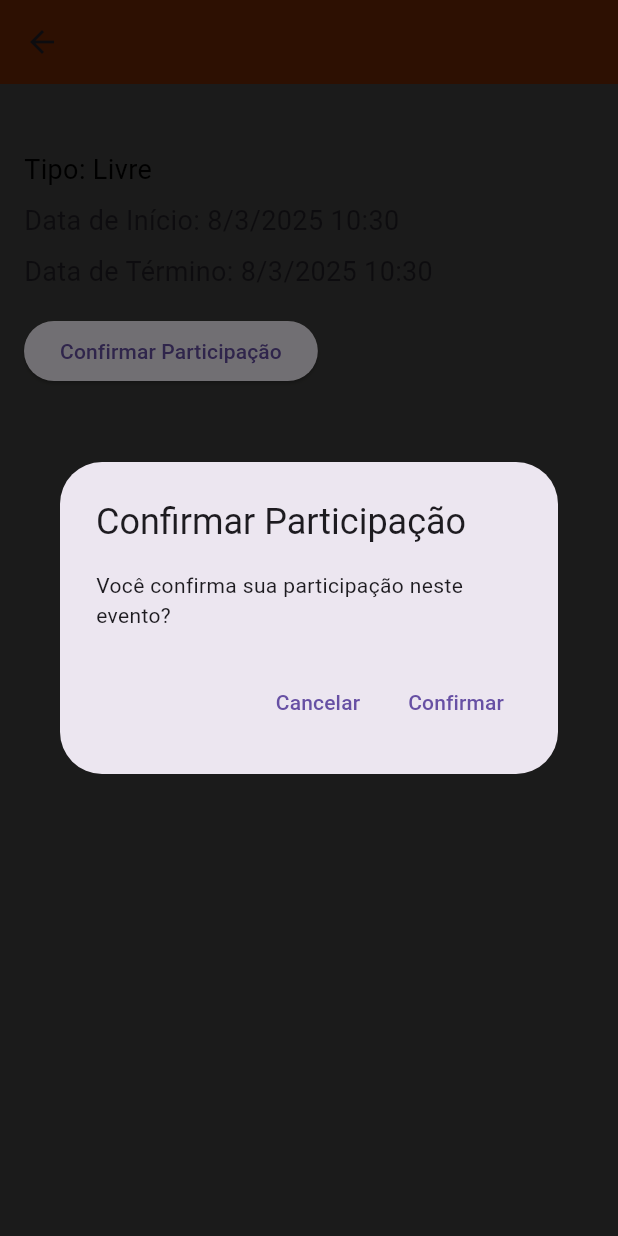
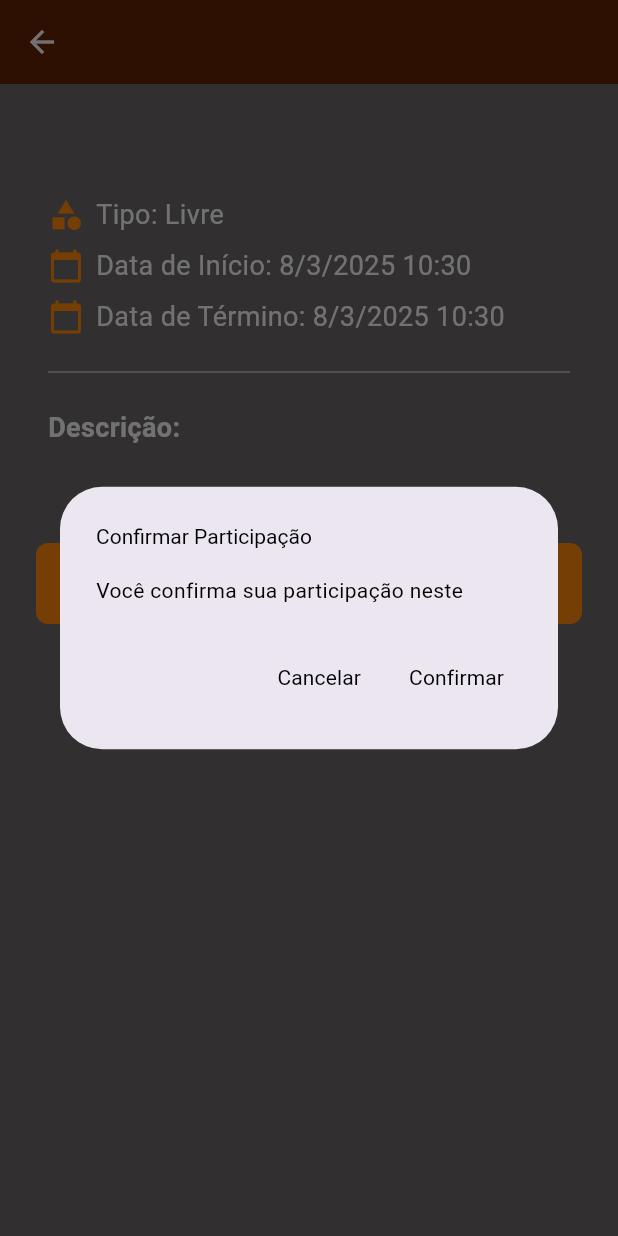
Before and after one commit to ricardosandac/baskapp, a Flutter app: the SessionScreen screen opened directly with empty values, after a tap on "Confirmar Participação", on a phone screen of 412 x 824 dp. Run offline on Flutter 3.47's test engine with Material 3 defaults, Android fonts, the light colour scheme and no system bars; our stand-ins replace shared_preferences; accounts and stored records are empty; network calls fail; Roboto replaces fonts that are missing (lufga).

Commit message:
para assim

```diff
--- a/lib/models/session.dart
+++ b/lib/models/session.dart
@@ -5,13 +5,19 @@ class Session {
   final String type;
   final DateTime startDate;
   final DateTime? endDate;
+  final String description; // Campo obrigatório
+  final String? image; // Campo não obrigatório
 
-  Session({required this.id,
+  Session({
+    required this.id,
     required this.courtId,
     required this.name,
     required this.startDate,
     this.type = 'Livre',
-  this.endDate});
+    this.endDate,
+    required this.description, // Campo obrigatório
+    this.image, // Campo não obrigatório
+  });
 
   factory Session.fromJson(Map<String, dynamic> json) {
     return Session(
@@ -20,16 +26,22 @@ class Session {
       name: json['name'],
       type: json['type'],
       startDate: DateTime.parse(json['startDate']),
-      endDate: DateTime.parse(json['endDate'])
+      endDate: json['endDate'] != null ? DateTime.parse(json['endDate']) : null,
+      description: json['description'], // Campo obrigatório
+      image: json['image'], // Campo não obrigatório
     );
   }
 
   /*Map<String, dynamic> toJson() {
-    return {'id': id,
+    return {
+      'id': id,
       'courtId': courtId,
       'name': name,
       'type': type,
-    'startDate':startDate,
-    'endDate': endDate};
+      'startDate': startDate,
+      'endDate': endDate,
+      'description': description, // Campo obrigatório
+      'image': image, // Campo não obrigatório
+    };
   }*/
 }
--- a/lib/screens/court_screen.dart
+++ b/lib/screens/court_screen.dart
@@ -2,7 +2,7 @@
 
 import 'package:flutter/material.dart';
 import '../utils/appcolors.dart';
-import '../widgets/apptext.dart';
+import '../utils/apptext.dart';
 import '../services/session_service.dart';
 import '../models/court.dart';
 import '../models/session.dart';
--- a/lib/screens/home_screen.dart
+++ b/lib/screens/home_screen.dart
@@ -3,7 +3,7 @@
 import 'package:flutter/material.dart';
 import 'profilescreen.dart';
 import '../utils/appcolors.dart';
-import '../widgets/apptext.dart';
+import '../utils/apptext.dart';
 import '../services/court_service.dart';
 import '../models/court.dart';
 import '../widgets/court_widget.dart';
--- a/lib/screens/onboardingscreen.dart
+++ b/lib/screens/onboardingscreen.dart
@@ -5,7 +5,7 @@ import '../utils/appconstants.dart';
 import '../utils/helper/data_functions.dart';
 import '../utils/onboarding_util/countryCodes.dart';
 import '../utils/onboarding_util/languages.dart';
-import '../widgets/apptext.dart';
+import '../utils/apptext.dart';
 import '../widgets/expanded_button_widget.dart';
 
 class OnboardingScreen extends StatefulWidget {
--- a/lib/screens/session_screen.dart
+++ b/lib/screens/session_screen.dart
@@ -1,16 +1,17 @@
-// ignore_for_file: deprecated_member_use
+// ...existing code...
 
 import 'package:flutter/material.dart';
 import '/utils/appcolors.dart';
-import '/widgets/apptext.dart';
+import '../utils/apptext.dart';
 import '../services/session_service.dart';
 import '/models/court.dart';
 import '/models/session.dart';
+import '../widgets/expanded_button_widget.dart';
 
 class SessionScreen extends StatefulWidget {
-  //const SessionScreen({super.key});
   final Court court;
   final Session session;
+
   const SessionScreen({
     super.key,
     required this.court,
@@ -18,7 +19,6 @@ class SessionScreen extends StatefulWidget {
   });
 
   @override
-  // ignore: library_private_types_in_public_api
   _SessionScreen createState() => _SessionScreen();
 }
 
@@ -41,99 +41,163 @@ class _SessionScreen extends State<SessionScreen> {
     return Scaffold(
       backgroundColor: AppColors.backgroundColor,
       appBar: AppBar(
-        title: Text(widget.session.name),
+        title: AppText(
+          text: widget.session.name,
+          fontSize: 20,
+          color: AppColors.blackColor, // Changed to black color
+        ),
         backgroundColor: AppColors.secondaryColor,
+        leading: IconButton(
+          icon: Icon(Icons.arrow_back, color: AppColors.whiteColor),
+          onPressed: () => Navigator.of(context).pop(),
         ),
-      body: Padding(
+      ),
+      body: Stack(
+        children: [
+          SingleChildScrollView(
+            child: Container(
+              width: double.infinity,
               padding: const EdgeInsets.all(16.0),
               child: Column(
                 crossAxisAlignment: CrossAxisAlignment.start,
                 children: [
+                  Container(
+                    color: AppColors.backgroundColor,
+                    padding: const EdgeInsets.all(16.0),
+                    child: Column(
+                      crossAxisAlignment: CrossAxisAlignment.start,
+                      children: [
+                        Row(
+                          children: [
+                            Expanded(
+                              child: Column(
+                                crossAxisAlignment: CrossAxisAlignment.start,
+                                children: [
                                   AppText(
-              text: widget.session.name,
-              //style: TextStyle(fontSize: 24, fontWeight: FontWeight.bold),
+                                    text: widget.court.name,
+                                    fontSize: 24,
+                                    fontWeight: FontWeight.bold,
+                                    color: AppColors.whiteColor, // Changed to white color
+                                  ),
+                                  SizedBox(height: 8),
+                                  Row(
+                                    children: [
+                                      Icon(Icons.category, color: AppColors.primaryColor),
+                                      SizedBox(width: 8),
+                                      AppText(
+                                        text: 'Tipo: ${widget.session.type}',
+                                        fontSize: 18,
+                                        color: AppColors.whiteColor, // Changed to white color
+                                      ),
+                                    ],
+                                  ),
+                                  SizedBox(height: 8),
+                                  Row(
+                                    children: [
+                                      Icon(Icons.calendar_today, color: AppColors.primaryColor),
+                                      SizedBox(width: 8),
+                                      AppText(
+                                        text: 'Data de Início: ${formatDateTime(widget.session.startDate)}',
+                                        fontSize: 18,
+                                        color: AppColors.whiteColor, // Changed to white color
+                                      ),
+                                    ],
+                                  ),
+                                  SizedBox(height: 8),
+                                  if (widget.session.endDate != null)
+                                    Row(
+                                      children: [
+                                        Icon(Icons.calendar_today, color: AppColors.primaryColor),
+                                        SizedBox(width: 8),
+                                        AppText(
+                                          text: 'Data de Término: ${formatDateTime(widget.session.endDate!)}',
+                                          fontSize: 18,
+                                          color: AppColors.whiteColor, // Changed to white color
+                                        ),
+                                      ],
+                                    )
+                                  else
+                                    Row(
+                                      children: [
+                                        Icon(Icons.calendar_today, color: AppColors.primaryColor),
+                                        SizedBox(width: 8),
+                                        AppText(
+                                          text: 'Data de Término: Não definida',
+                                          fontSize: 18,
+                                          color: AppColors.whiteColor, // Changed to white color
+                                        ),
+                                      ],
+                                    ),
+                                ],
+                              ),
+                            ),
+                          ],
+                        ),
+                        SizedBox(height: 16),
+                        Divider(),
+                        SizedBox(height: 16),
+                        AppText(
+                          text: 'Descrição:',
+                          fontSize: 18,
+                          fontWeight: FontWeight.bold,
+                          color: AppColors.whiteColor, // Changed to white color
                         ),
                         SizedBox(height: 8),
                         AppText(
-              text: 'Tipo: ${widget.session.type}',
-              fontSize: 18,
+                          text: widget.session.description,
+                          fontSize: 16,
+                          color: AppColors.whiteColor, // Changed to white color
                         ),
-            SizedBox(height: 8),
-            Text(
-              'Data de Início: ${formatDateTime(widget.session.startDate)}',
-              style: TextStyle(fontSize: 18),
+                      ],
                     ),
-            SizedBox(height: 8),
-            if (widget.session.endDate != null)
-              Text(
-                'Data de Término: ${formatDateTime(widget.session.endDate!)}',
-                style: TextStyle(fontSize: 18),
-              )
-            else
-              Text(
-                'Data de Término: Não definida',
-                style: TextStyle(fontSize: 18),
                   ),
-            SizedBox(height: 16),
-            ElevatedButton(
+                  SizedBox(height: 80), // Espaço para o botão fixo
+                ],
+              ),
+            ),
+          ),
+          Positioned(
+            bottom: 0,
+            left: 0,
+            right: 0,
+            child: Padding(
+              padding: const EdgeInsets.all(16.0),
+              child: ExpandedButton(
+                buttonColor: AppColors.primaryColor,
                 onPressed: () {
-                // Action when button is pressed (for example, RSVP or more details)
                   showDialog(
                     context: context,
                     builder: (context) => AlertDialog(
-                    title: Text('Confirmar Participação'),
-                    content: Text('Você confirma sua participação neste evento?'),
+                      title: AppText(text: 'Confirmar Participação', color: AppColors.blackColor), // Changed to black color
+                      content: AppText(text: 'Você confirma sua participação neste evento?', color: AppColors.blackColor), // Changed to black color
                       actions: [
                         TextButton(
                           onPressed: () {
                             Navigator.of(context).pop();
                           },
-                        child: Text('Cancelar'),
+                          child: AppText(text: 'Cancelar', color: AppColors.blackColor), // Changed to black color
                         ),
                         TextButton(
                           onPressed: () {
                             Navigator.of(context).pop();
                             // Action for confirmation
                           },
-                        child: Text('Confirmar'),
+                          child: AppText(text: 'Confirmar', color: AppColors.blackColor), // Changed to black color
                         ),
                       ],
                     ),
                   );
                 },
-              child: Text('Confirmar Participação'),
+                child: AppText(
+                  text: 'Confirmar Participação',
+                  fontSize: 18,
+                  color: AppColors.whiteColor,
+                ),
+              ),
+            ),
           ),
         ],
-        ),
       ),
     );
   }
 }
-    /*return Scaffold(
-      appBar: AppBar(title: Text('Home')),
-      body: Center(
-        child: Column(
-          mainAxisAlignment: MainAxisAlignment.center,
-          children: [
-            ElevatedButton(
-              onPressed: () {
-                Navigator.push(
-                  context,
-                  MaterialPageRoute(builder: (context) => ObjectControlScreen()),
-                );
-              },
-              child: Text('Manage Objects'),
-            ),
-            ElevatedButton(
-              onPressed: () {
-                Navigator.push(
-                  context,
-                  MaterialPageRoute(builder: (context) => SettingsScreen()),
-                );
-              },
-              child: Text('Settings'),
-            ),
-          ],
-        ),
-      ),
-    );*/
--- a/lib/screens/splashscreen.dart
+++ b/lib/screens/splashscreen.dart
@@ -6,7 +6,7 @@ import 'package:baskapp/utils/appcolors.dart';
 import 'package:baskapp/utils/appconstants.dart';
 
 import '../utils/helper/data_functions.dart';
-import '../widgets/apptext.dart';
+import '../utils/apptext.dart';
 import 'home_screen.dart';
 import 'onboardingscreen.dart';
 
--- a/lib/services/session_service.dart
+++ b/lib/services/session_service.dart
@@ -14,7 +14,9 @@ class SessionApiService {
         "name": "Sessão de Treinamento A",
         "type": "Treinamento",
         "startDate": "2025-03-10T08:00:00Z",
-          "endDate": "2025-03-10T10:00:00Z"
+        "endDate": "2025-03-10T10:00:00Z",
+        "description": "Treinamento intensivo para iniciantes.",
+        "image": null
       },
       {
         "id": 2,
@@ -22,7 +24,9 @@ class SessionApiService {
         "name": "Sessão de Jogo Amistoso",
         "type": "Amistoso",
         "startDate": "2025-03-11T15:00:00Z",
-          "endDate": "2025-03-11T17:00:00Z"
+        "endDate": "2025-03-11T17:00:00Z",
+        "description": "Jogo amistoso entre equipes locais.",
+        "image": null
       },
       {
         "id": 3,
@@ -30,7 +34,9 @@ class SessionApiService {
         "name": "Sessão Livre - Noite",
         "type": "Livre",
         "startDate": "2025-03-12T20:00:00Z",
-          "endDate": "2025-03-12T20:00:00Z"
+        "endDate": "2025-03-12T22:00:00Z",
+        "description": "Sessão livre para todos os níveis.",
+        "image": null
       },
       {
         "id": 4,
@@ -38,7 +44,49 @@ class SessionApiService {
         "name": "Treinamento Avançado",
         "type": "Treinamento",
         "startDate": "2025-03-13T09:00:00Z",
-          "endDate": "2025-03-13T12:00:00Z"
+        "endDate": "2025-03-13T12:00:00Z",
+        "description": "Treinamento avançado para jogadores experientes.",
+        "image": null
+      },
+      {
+        "id": 5,
+        "courtId": 105,
+        "name": "Sessão de Yoga",
+        "type": "Yoga",
+        "startDate": "2025-03-14T07:00:00Z",
+        "endDate": "2025-03-14T08:30:00Z",
+        "description": "Sessão de yoga para relaxamento e alongamento.",
+        "image": "https://picsum.photos/200/300?random=5"
+      },
+      {
+        "id": 6,
+        "courtId": 106,
+        "name": "Aula de Zumba",
+        "type": "Zumba",
+        "startDate": "2025-03-15T18:00:00Z",
+        "endDate": "2025-03-15T19:00:00Z",
+        "description": "Aula de zumba para todos os níveis.",
+        "image": "https://picsum.photos/200/300?random=6"
+      },
+      {
+        "id": 7,
+        "courtId": 107,
+        "name": "Treinamento de Força",
+        "type": "Treinamento",
+        "startDate": "2025-03-16T10:00:00Z",
+        "endDate": "2025-03-16T11:30:00Z",
+        "description": "Treinamento de força para aumento de massa muscular.",
+        "image": "https://picsum.photos/200/300?random=7"
+      },
+      {
+        "id": 8,
+        "courtId": 108,
+        "name": "Sessão de Meditação",
+        "type": "Meditação",
+        "startDate": "2025-03-17T06:00:00Z",
+        "endDate": "2025-03-17T07:00:00Z",
+        "description": "Sessão de meditação guiada para iniciantes.",
+        "image": "https://picsum.photos/200/300?random=8"
       }
     ]
     ''';
@@ -46,9 +94,8 @@ class SessionApiService {
     final response = await http.get(Uri.parse('https://catfact.ninja/facts'));
 
     if (response.statusCode == 200) {
-      // ignore: unused_local_variable
-      var body = jsonDecode(fakeJson);//response.body);
-      List<dynamic> data = jsonDecode(fakeJson);//body["data"];
+      var body = jsonDecode(fakeJson); // response.body);
+      List<dynamic> data = jsonDecode(fakeJson); // body["data"];
       return data.map((json) => Session.fromJson(json)).toList();
     } else {
       throw Exception('Failed to load objects');
--- a/lib/utils/appcolors.dart
+++ b/lib/utils/appcolors.dart
@@ -4,10 +4,10 @@ class AppColors {
 
   ///Minimal Colors
   static const Color primaryColor = Color.fromARGB(255, 255, 136, 9);
-  static const Color secondaryColor = Color.fromARGB(255, 97, 34, 5);
+  static const Color secondaryColor = Color.fromRGBO(97, 34, 5, 1);
   static const Color whiteColor = Color(0xFFF8F8F8);
   static const Color blackColor = Color(0xFF000000);
-  static const Color backgroundColor = Color.fromARGB(255, 59, 59, 58);
+  static const Color backgroundColor = Color.fromARGB(255, 106, 102, 102);
 
   ///Informative Colors
   static const Color successColor = Color(0xFF87F18D);
--- a/lib/widgets/capsule_widget.dart
+++ b/lib/widgets/capsule_widget.dart
@@ -1,7 +1,7 @@
 import 'package:flutter/material.dart';
 import 'package:baskapp/utils/appcolors.dart';
 
-import 'apptext.dart';
+import '../utils/apptext.dart';
 
 class CapsuleWidget extends StatefulWidget {
   final String name;
--- a/lib/widgets/court_widget.dart
+++ b/lib/widgets/court_widget.dart
@@ -60,7 +60,7 @@ class CourtWidget extends StatelessWidget {
                   crossAxisAlignment: CrossAxisAlignment.start,
                   children: [
                     Text(
-                      court.name ?? "",
+                      court.name,
                       style: TextStyle(
                         color: Colors.white,
                         fontSize: 18,
--- a/lib/widgets/profilecard_widget.dart
+++ b/lib/widgets/profilecard_widget.dart
@@ -4,7 +4,7 @@ import 'package:baskapp/utils/appconstants.dart';
 import '../utils/appcolors.dart';
 import '../utils/helper/data_functions.dart';
 import '../utils/helper/gender_function.dart';
-import 'apptext.dart';
+import '../utils/apptext.dart';
 
 class ProfileCard extends StatefulWidget {
   const ProfileCard({super.key});
@@ -74,7 +74,7 @@ class _ProfileCardState extends State<ProfileCard> {
             ),
             // SizedBox(height: 8),
             const AppText(
-              text: "U S E R",
+              text: "Perfil",
               fontSize: 12.0,
               color: AppColors.blackColor,
               fontWeight: FontWeight.normal,
```
Also changed, not shown: lib/screens/profilescreen.dart (+11 -15 lines), lib/widgets/session_widget.dart (+33 -36 lines), lib/utils/apptext.dart (renamed from lib/widgets/apptext.dart). Lines whose indentation alone changed are shown as unchanged.
